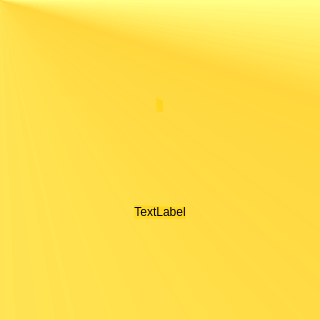
This is src/gui/BusyDialog.ui in elieserdejesus/JamTaba as Qt 5 draws it before an edit. The edited form follows.
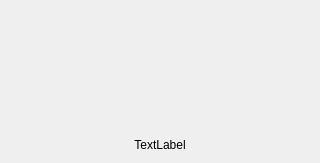
This is the edited form.

Patch:
```diff
--- a/src/gui/BusyDialog.ui
+++ b/src/gui/BusyDialog.ui
@@ -10,7 +10,7 @@
     <x>0</x>
     <y>0</y>
     <width>320</width>
-    <height>320</height>
+    <height>163</height>
    </rect>
   </property>
   <property name="windowTitle">
@@ -23,7 +23,7 @@
    <string>This is the busy dialog window</string>
   </property>
   <property name="styleSheet">
-   <string notr="true">background-color: qconicalgradient(cx:0, cy:0, angle:135, stop:0 rgba(255, 255, 0, 69), stop:0.57754 rgba(255, 203, 0, 130), stop:0.625 rgba(255, 255, 0, 69), stop:1 rgba(255, 255, 0, 69));</string>
+   <string notr="true"/>
   </property>
   <property name="modal">
    <bool>false</bool>
@@ -55,19 +55,6 @@
      </property>
     </widget>
    </item>
-   <item>
-    <spacer name="verticalSpacer">
-     <property name="orientation">
-      <enum>Qt::Vertical</enum>
-     </property>
-     <property name="sizeHint" stdset="0">
-      <size>
-       <width>20</width>
-       <height>90</height>
-      </size>
-     </property>
-    </spacer>
-   </item>
   </layout>
  </widget>
  <resources/>
```
